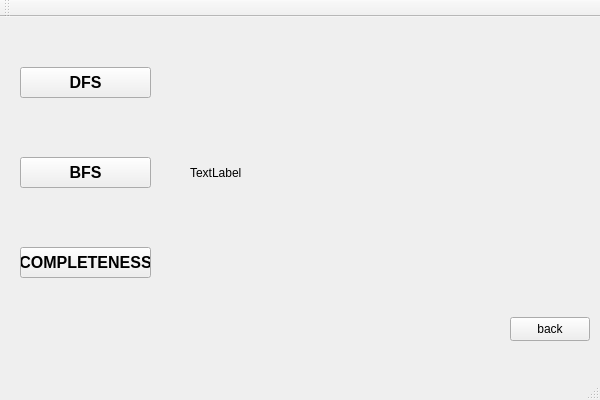
This is guide-me/GuideMe.ui in Nada-Hany/guide-me as Qt 5 draws it before an edit. The edited form follows.
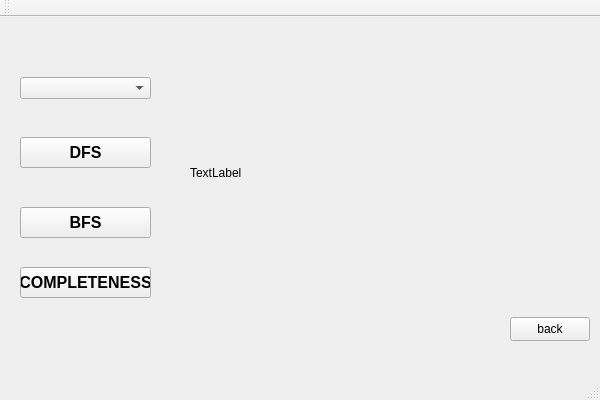
This is the edited form. The open tabs and pages were chosen to show the change.

What changed in the file:
```diff
--- a/guide-me/GuideMe.ui
+++ b/guide-me/GuideMe.ui
@@ -115,7 +115,7 @@
       <property name="geometry">
        <rect>
         <x>20</x>
-        <y>50</y>
+        <y>120</y>
         <width>131</width>
         <height>31</height>
        </rect>
@@ -134,7 +134,7 @@
       <property name="geometry">
        <rect>
         <x>20</x>
-        <y>230</y>
+        <y>250</y>
         <width>131</width>
         <height>31</height>
        </rect>
@@ -153,7 +153,7 @@
       <property name="geometry">
        <rect>
         <x>20</x>
-        <y>140</y>
+        <y>190</y>
         <width>131</width>
         <height>31</height>
        </rect>
@@ -194,6 +194,16 @@
        <string>TextLabel</string>
       </property>
      </widget>
+     <widget class="QComboBox" name="allNodes">
+      <property name="geometry">
+       <rect>
+        <x>20</x>
+        <y>60</y>
+        <width>131</width>
+        <height>22</height>
+       </rect>
+      </property>
+     </widget>
     </widget>
     <widget class="QWidget" name="lowest_price_map">
      <widget class="QLabel" name="label_2">
```
Left out of the diff: 4 changed lines with no effect on the pictures.
